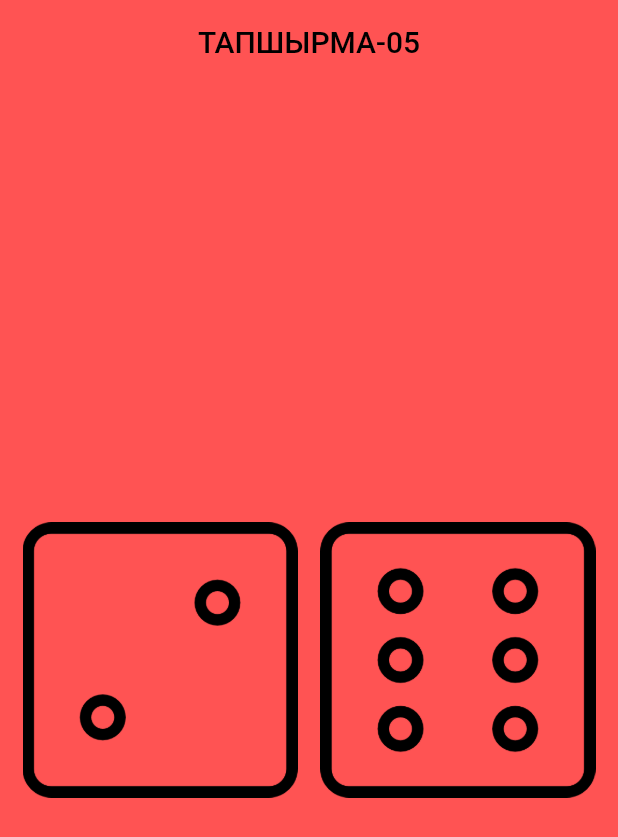
After one commit to JanibekJali/Kurs6_dice_app, a Flutter app: the screen it shows after launch, on a phone screen of 412 x 824 dp. The commit adds this screen. Shown: the top 837 px of the screen. Run offline on Flutter 3.47's test engine with Material 2 defaults, Android fonts, the phone set to English and light mode, and no system bars; our stand-ins replace get.

Commit message:
Dice App Successfull refactored by GetX Management

```diff
--- /dev/null
+++ b/lib/constants/texts/app_texts.dart
@@ -0,0 +1,3 @@
+class AppTexts {
+  static const String homework = 'ТапШырМа-05';
+}
--- /dev/null
+++ b/lib/data/getxData/controller/dice_controller.dart
@@ -0,0 +1,14 @@
+import 'package:dice_app/data/repositories/math_repos.dart';
+import 'package:get/get_state_manager/src/simple/get_controllers.dart';
+import 'package:get/get.dart';
+
+class DiceController extends GetxController {
+  RxInt leftNumber = 2.obs;
+  RxInt rightNumber = 6.obs;
+  RxInt count = 0.obs;
+  void getRandomNumber() {
+    leftNumber.value = MathRepos.getRandomNumber();
+    rightNumber.value = MathRepos.getRandomNumber();
+    count.value++;
+  }
+}
--- /dev/null
+++ b/lib/data/getxData/view/dice_getX_screen.dart
@@ -0,0 +1,27 @@
+import 'dart:developer';
+
+import 'package:dice_app/data/getxData/controller/dice_controller.dart';
+import 'package:dice_app/widgets/app_bar_widget.dart';
+import 'package:dice_app/widgets/dice_content_widget.dart';
+import 'package:flutter/material.dart';
+import 'package:get/get.dart';
+
+class DiceGetXScreen extends StatelessWidget {
+  DiceGetXScreen({Key key}) : super(key: key);
+  final DiceController _diceController = Get.put(DiceController());
+  @override
+  Widget build(BuildContext context) {
+    log('Build ==> ${_diceController.count.value}');
+    return Scaffold(
+      backgroundColor: const Color(0xffFF5353),
+      appBar: const AppBarWidget(),
+      body: Obx(() => DiceContentWidget(
+            leftNumber: _diceController.leftNumber.value,
+            rightNumber: _diceController.rightNumber.value,
+            onTap: () {
+              _diceController.getRandomNumber();
+            },
+          )),
+    );
+  }
+}
--- /dev/null
+++ b/lib/data/repositories/math_repos.dart
@@ -0,0 +1,7 @@
+import 'package:dice_app/data/services/math_services.dart';
+
+class MathRepos {
+  static int getRandomNumber() {
+    return MathServices.getRandomNumber();
+  }
+}
--- a/lib/main.dart
+++ b/lib/main.dart
@@ -1,7 +1,25 @@
+import 'package:dice_app/data/getxData/view/dice_getX_screen.dart';
+import 'package:dice_app/screens/dice_screen.dart';
 import 'package:flutter/material.dart';
-
-import 'my_app.dart';
+import 'package:get/get.dart';
 
 void main() {
   runApp(const MyApp());
 }
+
+class MyApp extends StatelessWidget {
+  const MyApp({Key key}) : super(key: key);
+
+  @override
+  Widget build(BuildContext context) {
+    return GetMaterialApp(
+      debugShowCheckedModeBanner: false,
+      title: 'Flutter Demo',
+      theme: ThemeData(
+        primarySwatch: Colors.blue,
+      ),
+      home: DiceGetXScreen(),
+      // home: const DicePage(),
+    );
+  }
+}
--- /dev/null
+++ b/lib/widgets/app_bar_widget.dart
@@ -0,0 +1,23 @@
+import 'package:flutter/material.dart';
+
+import '../constants/texts/app_texts.dart';
+
+class AppBarWidget extends StatelessWidget implements PreferredSizeWidget {
+  const AppBarWidget({Key key}) : super(key: key);
+
+  @override
+  Widget build(BuildContext context) {
+    return AppBar(
+      backgroundColor: const Color(0xffFF5353),
+      title: Text(
+        AppTexts.homework.toUpperCase(),
+        style: const TextStyle(color: Colors.black),
+      ),
+      centerTitle: true,
+      elevation: 0.0,
+    );
+  }
+
+  @override
+  Size get preferredSize => const Size.fromHeight(kToolbarHeight);
+}
--- /dev/null
+++ b/lib/widgets/dice_content_widget.dart
@@ -0,0 +1,37 @@
+import 'package:flutter/material.dart';
+
+import 'dice_widget.dart';
+
+class DiceContentWidget extends StatelessWidget {
+  final int leftNumber;
+  final int rightNumber;
+  final void Function() onTap;
+  const DiceContentWidget(
+      {Key key, this.leftNumber, this.rightNumber, this.onTap})
+      : super(key: key);
+
+  @override
+  Widget build(BuildContext context) {
+    return Center(
+      child: Padding(
+        padding: const EdgeInsets.symmetric(horizontal: 15.0),
+        child: Row(
+          mainAxisAlignment: MainAxisAlignment.center,
+          children: <Widget>[
+            DiceWidget(
+              diceNumber: leftNumber.toString(),
+              onTap: onTap,
+            ),
+            const SizedBox(
+              width: 15.0,
+            ),
+            DiceWidget(
+              diceNumber: rightNumber.toString(),
+              onTap: onTap,
+            )
+          ],
+        ),
+      ),
+    );
+  }
+}
--- /dev/null
+++ b/lib/widgets/dice_widget.dart
@@ -0,0 +1,21 @@
+import 'package:flutter/material.dart';
+
+class DiceWidget extends StatelessWidget {
+  final String diceNumber;
+  final void Function() onTap;
+  const DiceWidget({
+    @required this.diceNumber,
+    @required this.onTap,
+    Key key,
+  });
+
+  @override
+  Widget build(BuildContext context) {
+    return Expanded(
+      child: InkWell(
+        onTap: onTap,
+        child: Image.asset('assets/images/dice$diceNumber.png'),
+      ),
+    );
+  }
+}
--- a/pubspec.yaml
+++ b/pubspec.yaml
@@ -34,6 +34,8 @@ dependencies:
   # The following adds the Cupertino Icons font to your application.
   # Use with the CupertinoIcons class for iOS style icons.
   cupertino_icons: ^1.0.2
+  # state managemant
+  get: ^4.6.5
 
 dev_dependencies:
   flutter_test:
```
Also changed, not shown: lib/data/services/math_services.dart (added, +8 -0 lines), lib/my_app.dart (deleted, +0 -21 lines), lib/my_home_page.dart (deleted, +0 -77 lines), lib/screens/dice_screen.dart (added, +47 -0 lines), lib/constants/colors/app_colors.dart (added), lib/constants/text_styles/app_text_styles.dart (added), lib/x_misal/misal.dart (renamed from lib/misal.dart), pubspec.lock, 2 other files.
